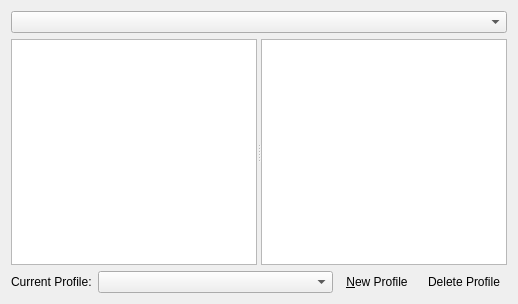
Above: files/ui/datafilespage.ui from OpenMW/openmw before the change. Below: the same form after it.
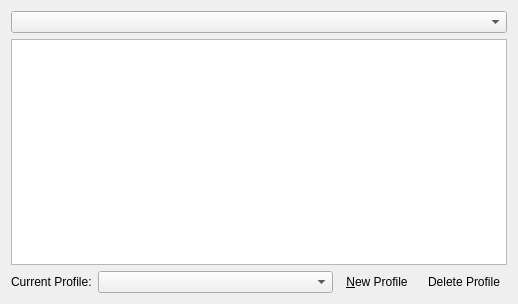
That is the form after the change. Icons and pictures are not drawn. Custom widgets are drawn as their Qt base class.

Commit message: Removed master table widget

What changed in the file:
```diff
--- a/files/ui/datafilespage.ui
+++ b/files/ui/datafilespage.ui
@@ -36,7 +36,6 @@
      <property name="childrenCollapsible">
       <bool>false</bool>
      </property>
-     <widget class="QTableView" name="mastersTable"/>
      <widget class="QTableView" name="pluginsTable"/>
     </widget>
    </item>
```
The commit also changes 2 other files.
